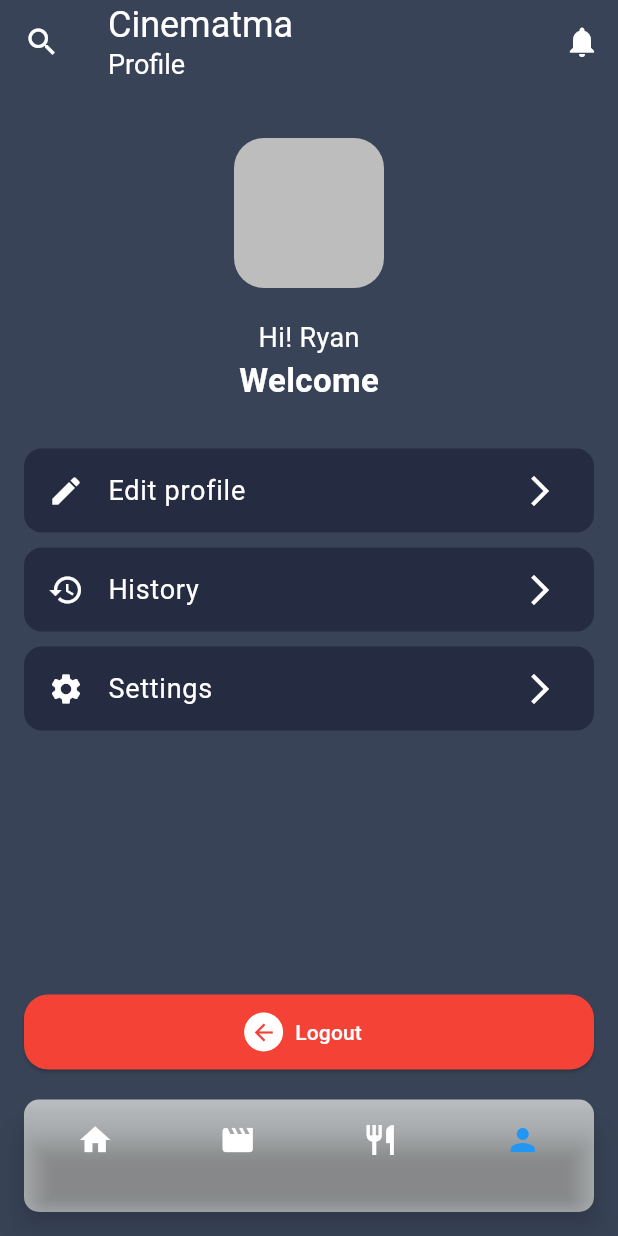
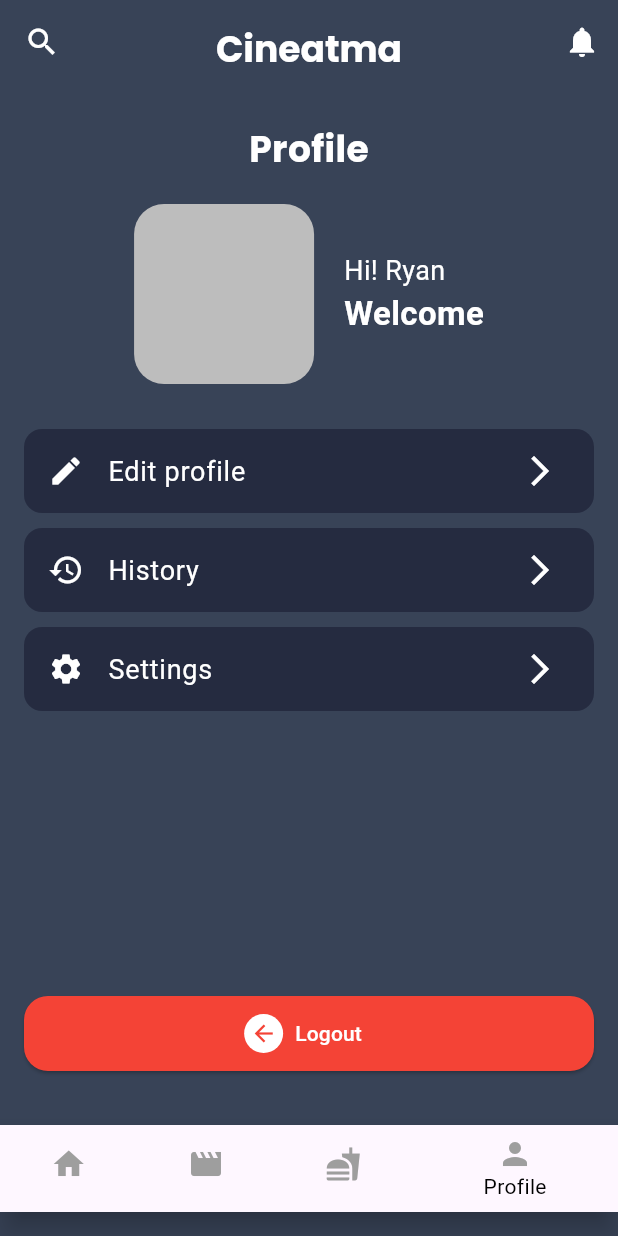
Before and after one commit to RyanWiratama/9_D_Bioskop, a Flutter app: the ProfileView screen opened directly, on a phone screen of 412 x 824 dp. Run offline on Flutter 3.47's test engine with Material 3 defaults, Android fonts, the phone set to English and light mode, and no system bars; our stand-ins replace carousel_slider; network calls fail.

Commit message:
update profile
update nih

```diff
--- a/lib/main.dart
+++ b/lib/main.dart
@@ -1,5 +1,5 @@
 import 'package:flutter/material.dart';
-import 'package:tubes_pbp_9/view/login_view.dart';
+import 'package:tubes_pbp_9/view/home_view.dart';
 
 void main() {
   runApp(const MainApp());
@@ -11,7 +11,7 @@ class MainApp extends StatelessWidget {
   @override
   Widget build(BuildContext context) {
     return const MaterialApp(
-      home: LoginView(),
+      home: HomeView(),
     );
   }
 }
--- a/lib/view/profile_view.dart
+++ b/lib/view/profile_view.dart
@@ -1,30 +1,68 @@
 import 'package:flutter/material.dart';
+import 'package:tubes_pbp_9/view/list_view.dart';
+import 'package:tubes_pbp_9/view/fnb_view.dart';
+import 'package:tubes_pbp_9/view/home_view.dart';
 
-class ProfileView extends StatelessWidget {
+class ProfileView extends StatefulWidget {
   const ProfileView({super.key});
+
+  @override
+  State<ProfileView> createState() => _ProfileViewState();
+}
+
+class _ProfileViewState extends State<ProfileView> {
+  int _selectedIndex = 3;
+
+  void _onItemTapped(int index) {
+    setState(() {
+      _selectedIndex = index;
+    });
+
+    if (index == 0) {
+      Navigator.push(
+        context,
+        MaterialPageRoute(builder: (context) => const HomeView()),
+      );
+    } else if (index == 1) {
+      Navigator.push(
+        context,
+        MaterialPageRoute(builder: (context) => const ListPageView()),
+      );
+    } else if (index == 2) {
+      Navigator.push(
+        context,
+        MaterialPageRoute(builder: (context) => const FnBPageView()),
+      );
+    }
+  }
 
   @override
   Widget build(BuildContext context) {
     return Scaffold(
-      backgroundColor: const Color(0xFF384357), // Background color
+      backgroundColor: const Color(0xFF384357),
       appBar: AppBar(
-        title: Column(
-          crossAxisAlignment: CrossAxisAlignment.start,
+        centerTitle: true,
+        title: Padding(
+          padding: const EdgeInsets.only(top: 8.0),
+          child: Column(
+            crossAxisAlignment: CrossAxisAlignment.center,
             children: const [
               Text(
-              'Cinematma',
-              style: TextStyle(color: Colors.white, fontSize: 24),
+                'Cineatma',
+                style: TextStyle(
+                  fontFamily: 'Poppins',
+                  color: Colors.white,
+                  fontWeight: FontWeight.bold,
+                  fontSize: 24,
                 ),
-            Text(
-              'Profile',
-              style: TextStyle(color: Colors.white, fontSize: 18),
               ),
             ],
+          ),
         ),
         backgroundColor: const Color(0xFF384357),
         elevation: 0,
         leading: IconButton(
-          icon: const Icon(Icons.search, color: Colors.white), // Search icon
+          icon: const Icon(Icons.search, color: Colors.white),
           onPressed: () {},
         ),
         actions: [
@@ -34,32 +72,46 @@ class ProfileView extends StatelessWidget {
           ),
         ],
       ),
-      body: Padding(
+      body: Center(
+        child: Padding(
           padding: const EdgeInsets.all(16.0),
           child: Column(
             crossAxisAlignment: CrossAxisAlignment.center,
             children: [
-            const SizedBox(height: 20),
-            Center(
-              child: Column(
+              const SizedBox(height: 10), // Padding from AppBar
+              const Text(
+                'Profile', // New Text widget for Profile
+                style: TextStyle(
+                  fontFamily: 'Poppins',
+                  color: Colors.white,
+                  fontWeight: FontWeight.bold,
+                  fontSize: 24,
+                ),
+              ),
+              const SizedBox(height: 20), // Margin between "Profile" and other elements
+              Row(
+                mainAxisAlignment: MainAxisAlignment.center,
                 children: [
                   Container(
-                    width: 100,
-                    height: 100,
+                    width: 120, // Increased size of the profile picture
+                    height: 120, // Increased size of the profile picture
                     decoration: BoxDecoration(
                       color: Colors.grey.shade400,
                       borderRadius: BorderRadius.circular(20),
                     ),
                   ),
-                  const SizedBox(height: 20),
-                  const Text(
+                  const SizedBox(width: 20),
+                  Column(
+                    crossAxisAlignment: CrossAxisAlignment.start,
+                    children: const [
+                      Text(
                         'Hi! Ryan',
                         style: TextStyle(
                           fontSize: 18,
                           color: Colors.white,
                         ),
                       ),
-                  const Text(
+                      Text(
                         'Welcome',
                         style: TextStyle(
                           fontSize: 22,
@@ -69,6 +121,7 @@ class ProfileView extends StatelessWidget {
                       ),
                     ],
                   ),
+                ],
               ),
               const SizedBox(height: 30),
               _buildProfileOption(Icons.edit, 'Edit profile'),
@@ -82,17 +135,17 @@ class ProfileView extends StatelessWidget {
                 icon: Container(
                   padding: const EdgeInsets.all(4),
                   decoration: BoxDecoration(
-                  color: Colors.white, // White circle background for icon
+                    color: Colors.white,
                     shape: BoxShape.circle,
                   ),
-                child: const Icon(Icons.arrow_back, color: Colors.red, size: 18), // Left-arrow icon
+                  child: const Icon(Icons.arrow_back, color: Colors.red, size: 18),
                 ),
                 label: const Text(
                   'Logout',
                   style: TextStyle(color: Colors.white),
                 ),
                 style: ElevatedButton.styleFrom(
-                backgroundColor: Colors.red, // Red button background
+                  backgroundColor: Colors.red,
                   minimumSize: const Size.fromHeight(50),
                   shape: RoundedRectangleBorder(
                     borderRadius: BorderRadius.circular(16),
@@ -100,8 +153,40 @@ class ProfileView extends StatelessWidget {
                 ),
               ),
               const SizedBox(height: 20),
-            _buildBottomNavigationBar(),
             ],
+          ),
+        ),
+      ),
+      bottomNavigationBar: Container(
+        margin: const EdgeInsets.only(bottom: 16.0),
+        decoration: BoxDecoration(
+          color: Colors.white,
+          borderRadius: const BorderRadius.vertical(top: Radius.circular(20.0)),
+        ),
+        child: BottomNavigationBar(
+          items: const [
+            BottomNavigationBarItem(
+              icon: Icon(Icons.home, color: Colors.grey),
+              label: 'Home',
+            ),
+            BottomNavigationBarItem(
+              icon: Icon(Icons.movie, color: Colors.grey),
+              label: 'Movies',
+            ),
+            BottomNavigationBarItem(
+              icon: Icon(Icons.fastfood, color: Colors.grey),
+              label: 'FnB',
+            ),
+            BottomNavigationBarItem(
+              icon: Icon(Icons.person, color: Colors.grey),
+              label: 'Profile',
+            ),
+          ],
+          currentIndex: _selectedIndex,
+          selectedItemColor: Colors.black,
+          unselectedItemColor: Colors.grey,
+          backgroundColor: Colors.transparent,
+          onTap: _onItemTapped,
         ),
       ),
     );
@@ -124,40 +209,4 @@ class ProfileView extends StatelessWidget {
       ),
     );
   }
-
-  Widget _buildBottomNavigationBar() {
-    return Container(
-      padding: const EdgeInsets.symmetric(vertical: 8),
-      decoration: BoxDecoration(
-        color: const Color(0xFFB8BCBE), // Background color of navigation bar
-        borderRadius: BorderRadius.circular(10), // Rounded corners
-      ),
-      child: BottomNavigationBar(
-        backgroundColor: Colors.transparent,
-        items: const [
-          BottomNavigationBarItem(
-            icon: Icon(Icons.home, color: Colors.white),
-            label: '',
-          ),
-          BottomNavigationBarItem(
-            icon: Icon(Icons.movie, color: Colors.white),
-            label: '',
-          ),
-          BottomNavigationBarItem(
-            icon: Icon(Icons.restaurant, color: Colors.white),
-            label: '',
-          ),
-          BottomNavigationBarItem(
-            icon: Icon(Icons.person, color: Colors.blue), // Profile icon with blue color
-            label: '',
-          ),
-        ],
-        currentIndex: 3, // Set the selected item (profile)
-        onTap: (index) {},
-        selectedItemColor: Colors.blue, // Selected color for active icon
-        unselectedItemColor: Colors.white,
-        type: BottomNavigationBarType.fixed, // Prevent shifting animation
-      ),
-    );
 }
-}
```
Lines whose indentation alone changed are shown as unchanged.
